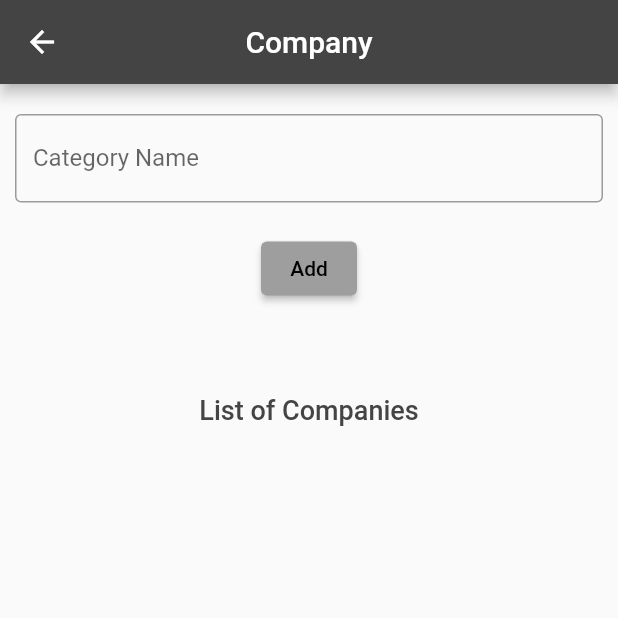
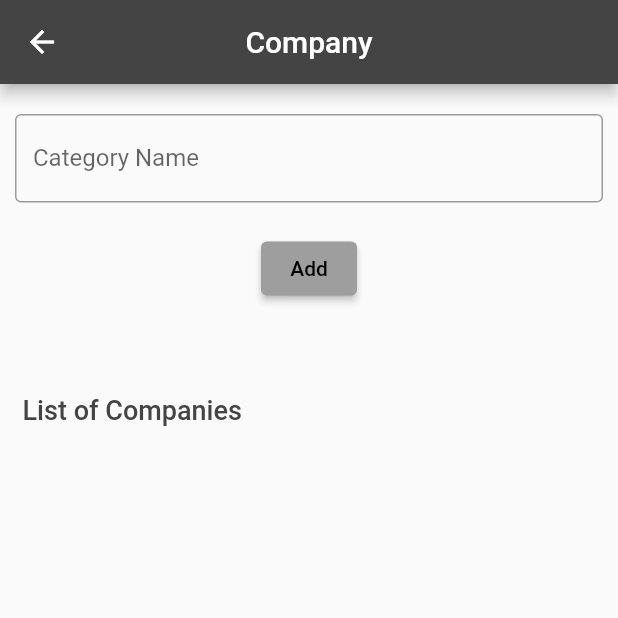
Before and after one commit to sayanths/firebase_full_crud, a Flutter app: the ManageCompany screen opened directly, on a phone screen of 412 x 824 dp, the top half of it. Run offline on Flutter 3.47's test engine with Material 2 defaults, Android fonts, the phone set to English and light mode, and no system bars; our stand-ins replace cloud_firestore, firebase_core, get; accounts and stored records are empty.

Commit message:
list alignment completed

```diff
--- a/lib/app/manage_company/view/manage_company.dart
+++ b/lib/app/manage_company/view/manage_company.dart
@@ -53,10 +53,16 @@ class ManageCompany extends StatelessWidget {
             const SizedBox(
               height: 50,
             ),
-            const Text(
-              "List of Companies",
-              style: TextStyle(
-                  color: grey, fontSize: 18, fontWeight: FontWeight.w500),
+            const Padding(
+              padding: EdgeInsets.symmetric(horizontal: 15),
+              child: Align(
+                alignment: Alignment.centerLeft,
+                child: Text(
+                  "List of Companies",
+                  style: TextStyle(
+                      color: grey, fontSize: 18, fontWeight: FontWeight.w500),
+                ),
+              ),
             ),
             StreamBuilder(
               stream:
```
